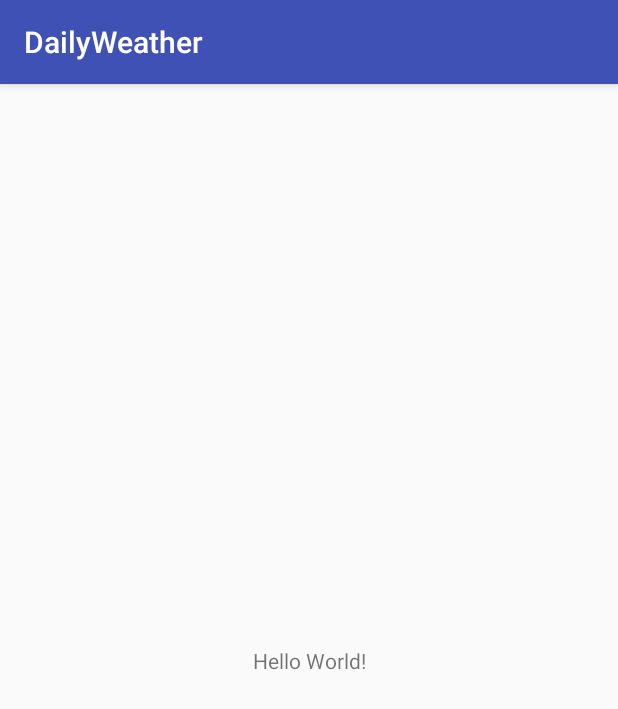
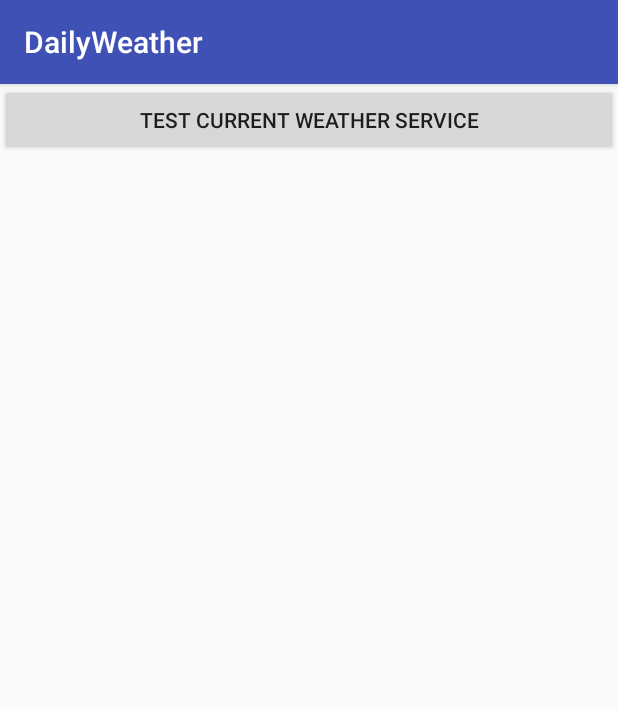
Before and after one commit to lydiasama/DailyWeather, an Android app: the screen it shows after launch (MainActivity), on a phone screen of 412 x 824 dp. Shown: the top 709 px of the screen. Run offline under Robolectric (Android 15) with nearby library versions, the phone set to English and light mode, and no system bars.

Commit message:
test get current weather

```diff
--- a/app/src/main/java/com/hallelujah/daily/weather/MainActivity.kt
+++ b/app/src/main/java/com/hallelujah/daily/weather/MainActivity.kt
@@ -2,12 +2,18 @@ package com.hallelujah.daily.weather
 
 import android.support.v7.app.AppCompatActivity
 import android.os.Bundle
+import kotlinx.android.synthetic.main.activity_main.*
 
 class MainActivity : AppCompatActivity(), MainView {
+
+    private var mainPresenter = MainPresenter(this)
 
     override fun onCreate(savedInstanceState: Bundle?) {
         super.onCreate(savedInstanceState)
         setContentView(R.layout.activity_main)
+        btnCurrentWeather.setOnClickListener {
+            mainPresenter.callServiceGetCurrentWeather(city = "Bangkok", unit = "metric")
+        }
     }
 
     override fun gotoWeatherActivity() {
--- a/app/src/main/java/com/hallelujah/daily/weather/core/api/WeatherAPI.kt
+++ b/app/src/main/java/com/hallelujah/daily/weather/core/api/WeatherAPI.kt
@@ -3,14 +3,14 @@ package com.hallelujah.daily.weather.core.api
 import com.hallelujah.daily.weather.core.model.CurrentWeatherResponseModel
 import retrofit2.Call
 import retrofit2.http.GET
-import retrofit2.http.Path
+import retrofit2.http.Query
 
 
 interface WeatherAPI {
 
-    @GET("weather?q={city}&units={unit}&appid={API_KEY}")
+    @GET("weather")
     fun getCurrentWeather(
-            @Path("city") city: String,
-            @Path("unit") unit: String,
-            @Path("API_KEY") API_KEY: String): Call<CurrentWeatherResponseModel>
+            @Query("q") city: String,
+            @Query("units") unit: String,
+            @Query("appid") API_KEY: String): Call<CurrentWeatherResponseModel>
 }
--- a/app/src/main/res/layout/activity_main.xml
+++ b/app/src/main/res/layout/activity_main.xml
@@ -6,13 +6,10 @@
     android:layout_height="match_parent"
     tools:context=".MainActivity">
 
-    <TextView
-        android:layout_width="wrap_content"
+    <Button
+        android:id="@+id/btnCurrentWeather"
+        android:layout_width="match_parent"
         android:layout_height="wrap_content"
-        android:text="Hello World!"
-        app:layout_constraintBottom_toBottomOf="parent"
-        app:layout_constraintLeft_toLeftOf="parent"
-        app:layout_constraintRight_toRightOf="parent"
-        app:layout_constraintTop_toTopOf="parent" />
+        android:text="test current weather service"/>
 
 </android.support.constraint.ConstraintLayout>
```
Also changed, not shown: app/src/main/java/com/hallelujah/daily/weather/MainPresenter.kt (+17 -1 lines), app/src/main/java/com/hallelujah/daily/weather/core/callback/CurrentWeatherCallback.kt (+7 -4 lines).
